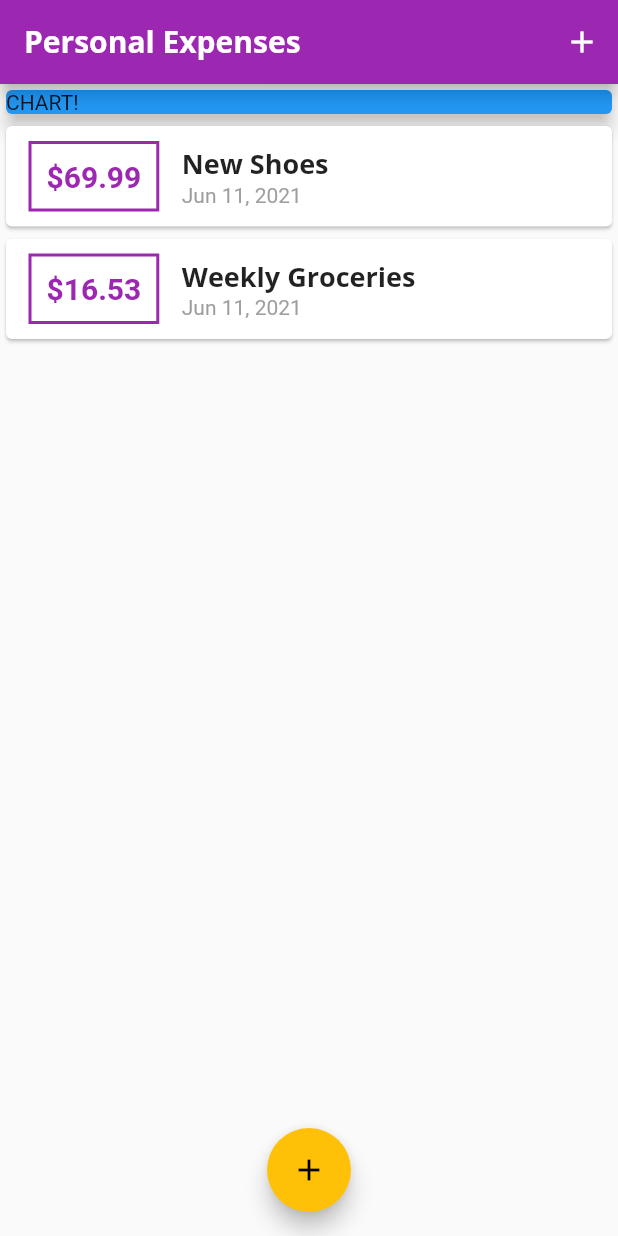
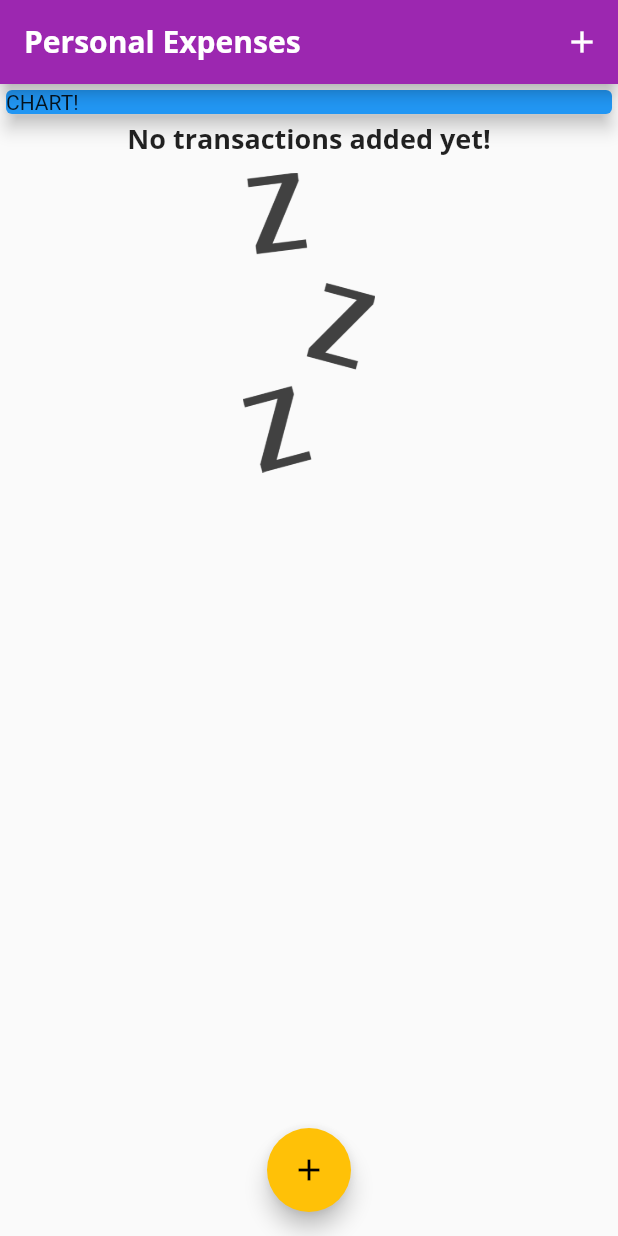
Before and after one commit to Summaiya14/Transaction_app, a Flutter app: the screen it shows after launch, on a phone screen of 412 x 824 dp. Run offline on Flutter 3.47's test engine with Material 2 defaults, Android fonts, the phone set to English and light mode, and no system bars.

Commit message:
adding images

```diff
--- a/lib/main.dart
+++ b/lib/main.dart
@@ -50,8 +50,8 @@ class MyHomePage extends StatefulWidget{
 
 class _MyHomePageState extends State<MyHomePage> {
   final List<Transaction> _userTransactions = [
-    Transaction(id: 't1', title: 'New Shoes', amount: 69.99, date: DateTime.now(),),
-    Transaction(id: 't2', title: 'Weekly Groceries', amount: 16.53, date: DateTime.now(),),
+    //Transaction(id: 't1', title: 'New Shoes', amount: 69.99, date: DateTime.now(),),
+    //Transaction(id: 't2', title: 'Weekly Groceries', amount: 16.53, date: DateTime.now(),),
   ];
 
   void _addNewTransaction(String txTitle, double txAmount){
--- a/lib/widgets/transaction_list.dart
+++ b/lib/widgets/transaction_list.dart
@@ -9,7 +9,14 @@ class TransactionList extends StatelessWidget {
   Widget build(BuildContext context) {
     return Container(
       height: 300,
-      child: ListView.builder(
+      child: transactions.isEmpty ? Column(
+        children: [
+          Text('No transactions added yet!', style: Theme.of(context).textTheme.title,),
+          SizedBox(height: 10,),
+          Container(height: 200, child: Image.asset('assets/images/waiting.png', fit: BoxFit.cover,)),
+        ],
+      )
+      : ListView.builder(
         itemBuilder: (ctx, index) {
           return Card(
                     child: Row(
--- a/pubspec.yaml
+++ b/pubspec.yaml
@@ -46,8 +46,8 @@ flutter:
   uses-material-design: true
 
   # To add assets to your application, add an assets section, like this:
-  # assets:
-  #   - images/a_dot_burr.jpeg
+  assets:
+   - assets/images/waiting.png
   #   - images/a_dot_ham.jpeg
 
   # An image asset can refer to one or more resolution-specific "variants", see
```
Also changed, not shown: assets/images/waiting.png (added).
